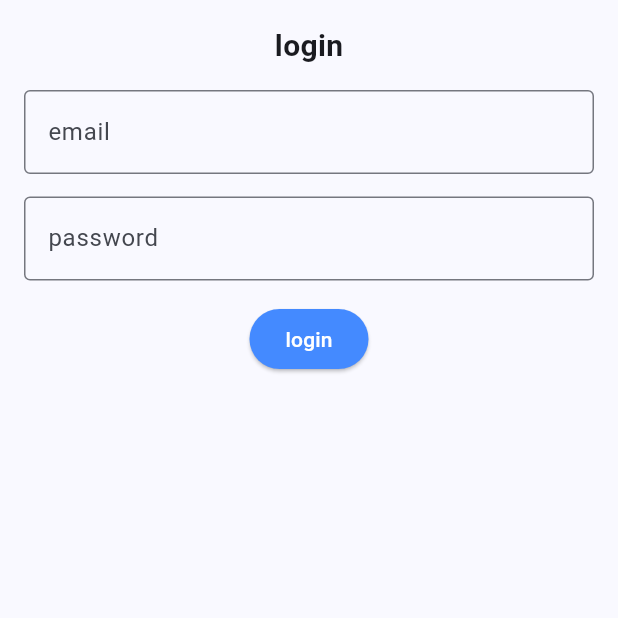
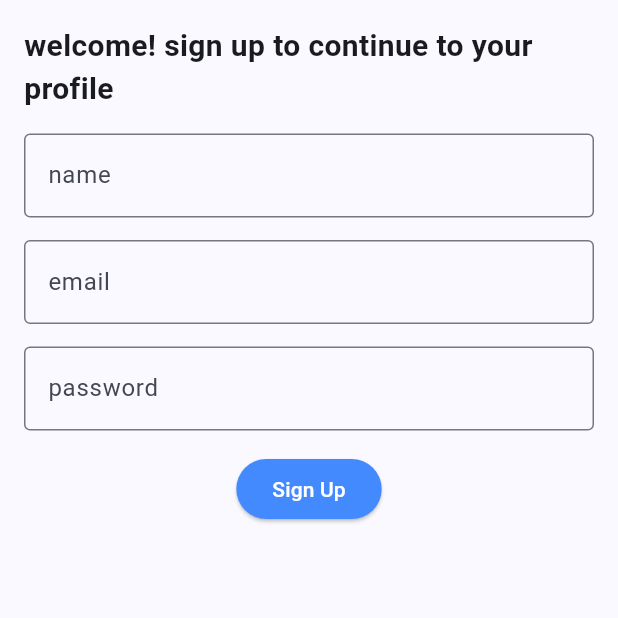
Before and after one commit to Maryam-2525/flutter-authentication-firebase-, a Flutter app: the screen it shows after launch, on a phone screen of 412 x 824 dp, the top half of it. Run offline on Flutter 3.47's test engine with Material 3 defaults, Android fonts, the phone set to English and light mode, and no system bars; our stand-ins replace firebase_auth, firebase_core; accounts and stored records are empty.

Commit message:
second commit
firebase authentication working perfectly

```diff
--- a/flutter_firebase_auth/lib/main.dart
+++ b/flutter_firebase_auth/lib/main.dart
@@ -2,6 +2,7 @@ import 'package:flutter/foundation.dart';
 import 'package:flutter/material.dart';
 import 'package:flutter_firebase_auth/screens/login.dart';
 import 'package:firebase_core/firebase_core.dart';
+import 'package:flutter_firebase_auth/screens/signup.dart';
 
 Future main() async {
   WidgetsFlutterBinding.ensureInitialized();
@@ -29,12 +30,13 @@ class MyApp extends StatelessWidget {
   @override
   Widget build(BuildContext context) {
     return MaterialApp(
+      debugShowCheckedModeBanner: false,
       title: 'Flutter Demo',
       theme: ThemeData(
         colorScheme: ColorScheme.fromSeed(seedColor: Colors.blueAccent),
         useMaterial3: true,
       ),
-      home: const logIN(),
+      home: const SignUp(),
     );
   }
-}\
+}
--- a/flutter_firebase_auth/lib/screens/signup.dart
+++ b/flutter_firebase_auth/lib/screens/signup.dart
@@ -0,0 +1,94 @@
+import 'package:flutter/material.dart';
+import 'package:flutter_firebase_auth/screens/authentication.dart';
+
+class SignUp extends StatefulWidget {
+  const SignUp({super.key});
+
+  @override
+  State<SignUp> createState() => _SignUpState();
+}
+
+class _SignUpState extends State<SignUp> {
+  final _auth = AuthenticationServices();
+
+  final _name = TextEditingController();
+  final _email = TextEditingController();
+  final _password = TextEditingController();
+
+  @override
+  void dispose() {
+    super.dispose();
+    _name.dispose();
+    _email.dispose();
+    _password.dispose();
+  }
+
+  @override
+  Widget build(BuildContext context) {
+    return Scaffold(
+      body: Padding(
+        padding: const EdgeInsets.all(16.0),
+        child: Form(
+            child: Column(
+          children: [
+            const Text(
+              'welcome! sign up to continue to your profile',
+              style: TextStyle(fontWeight: FontWeight.bold, fontSize: 20),
+            ),
+            const SizedBox(
+              height: 15,
+            ),
+            TextField(
+              controller: _name,
+              keyboardType: TextInputType.name,
+              decoration: const InputDecoration(
+                  border: OutlineInputBorder(),
+                  //
+                  label: Text('name')),
+            ),
+            const SizedBox(
+              height: 15,
+            ),
+            TextField(
+              controller: _email,
+              keyboardType: TextInputType.emailAddress,
+              decoration: const InputDecoration(
+                  border: OutlineInputBorder(),
+                  //
+                  label: Text('email')),
+            ),
+            const SizedBox(
+              height: 15,
+            ),
+            TextField(
+              controller: _password,
+              keyboardType: TextInputType.visiblePassword,
+              decoration: const InputDecoration(
+                  border: OutlineInputBorder(),
+                  // prefix: Icon(Icons.hide_source_rounded),
+                  label: Text('password')),
+            ),
+            const SizedBox(
+              height: 15,
+            ),
+            ElevatedButton(
+                style: const ButtonStyle(
+                  backgroundColor:
+                      WidgetStatePropertyAll<Color>(Colors.blueAccent),
+                ),
+                onPressed: _Singnup,
+                child: const Text(
+                  'Sign Up',
+                  style: TextStyle(color: Colors.white),
+                )),
+          ],
+        )),
+      ),
+    );
+  }
+
+  _Singnup() async {
+    await _auth.createUserWithEmailAndPassword(_email.text, _password.text);
+    Navigator.pop(context);
+  }
+}
--- a/flutter_firebase_auth/pubspec.yaml
+++ b/flutter_firebase_auth/pubspec.yaml
@@ -36,6 +36,7 @@ dependencies:
   # Use with the CupertinoIcons class for iOS style icons.
   cupertino_icons: ^1.0.6
   firebase_core: ^3.4.0
+  firebase_auth: ^5.2.0
 
 dev_dependencies:
   flutter_test:
```
Also changed, not shown: flutter_firebase_auth/lib/screens/authentication.dart (added, +27 -0 lines), flutter_firebase_auth/lib/screens/login.dart (+48 -5 lines), flutter_firebase_auth/pubspec.lock, 3 other files.
